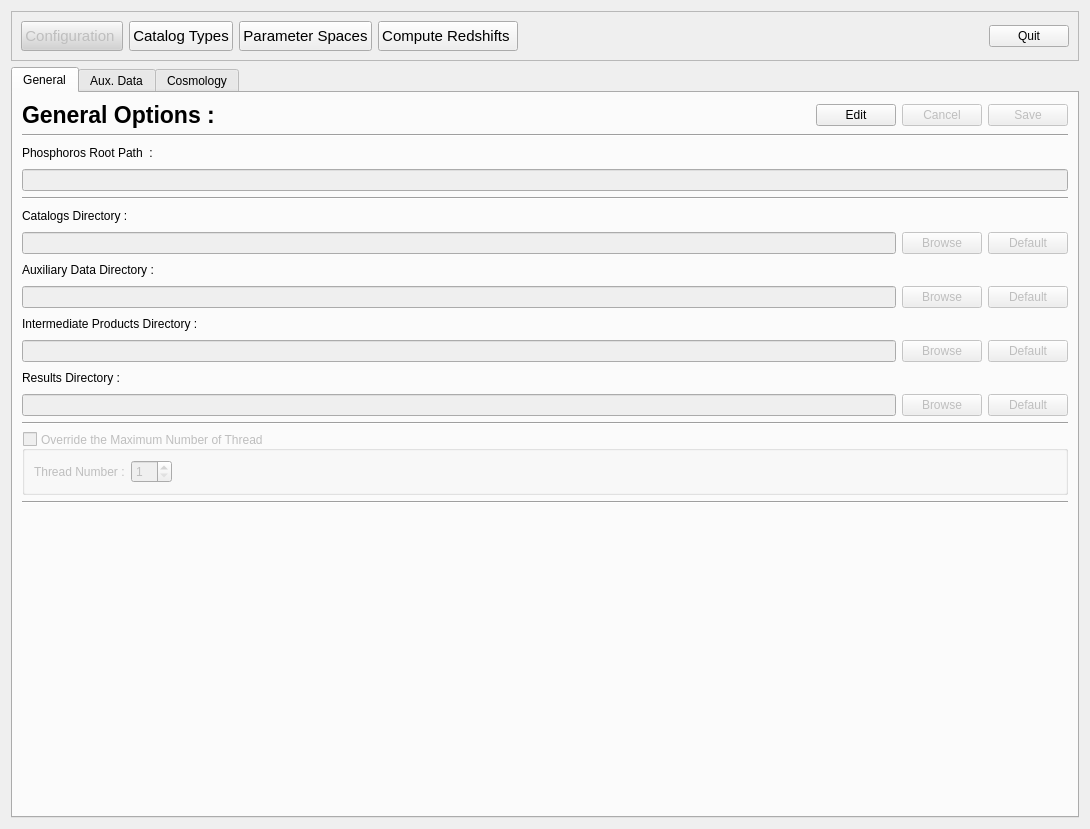
Above: PhzQtUI/auxdir/PhzQtUI/FormConfiguration.ui from astrorama/Phosphoros before the change. Below: the same form after it.
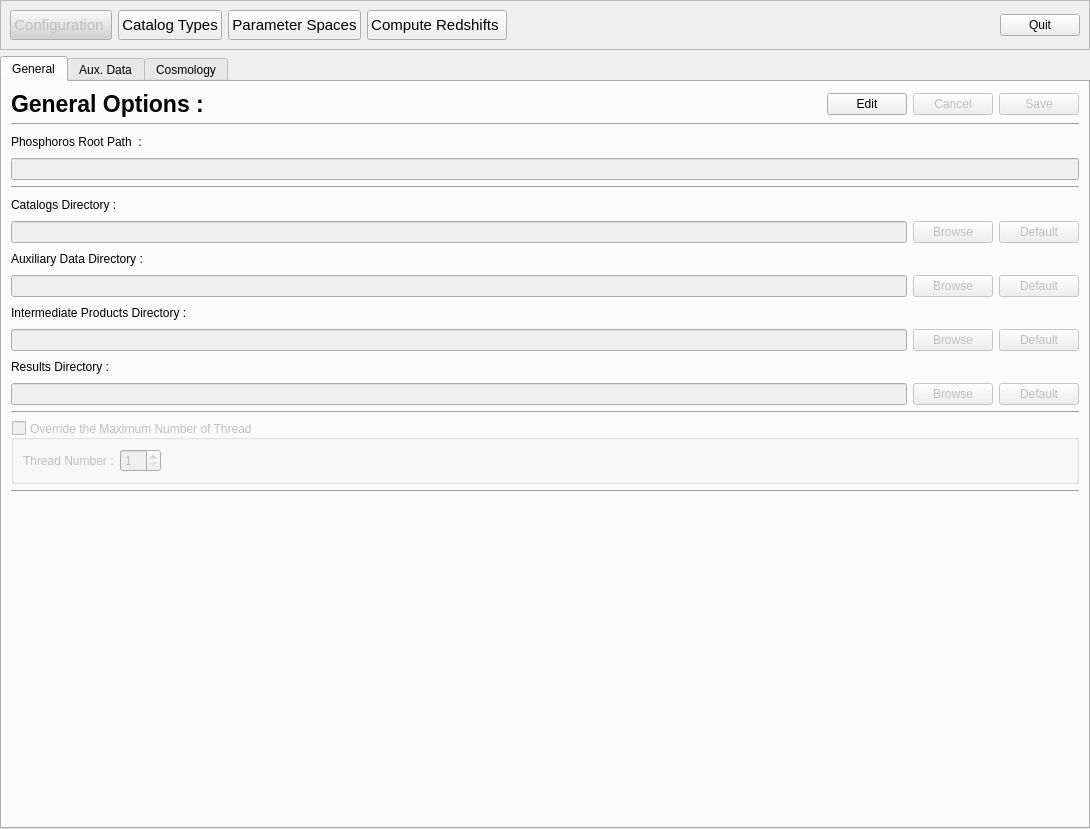
That is the form after the change. Custom widgets are drawn as their Qt base class.

Commit message: Removed the margins from all main windows

What changed in the file:
```diff
--- a/PhzQtUI/auxdir/PhzQtUI/FormConfiguration.ui
+++ b/PhzQtUI/auxdir/PhzQtUI/FormConfiguration.ui
@@ -14,6 +14,9 @@
    <string>Form</string>
   </property>
   <layout class="QVBoxLayout" name="verticalLayout">
+   <property name="margin">
+    <number>0</number>
+   </property>
    <item>
     <widget class="QFrame" name="frm_nav">
      <property name="frameShape">
```
The commit also changes 5 other files.
